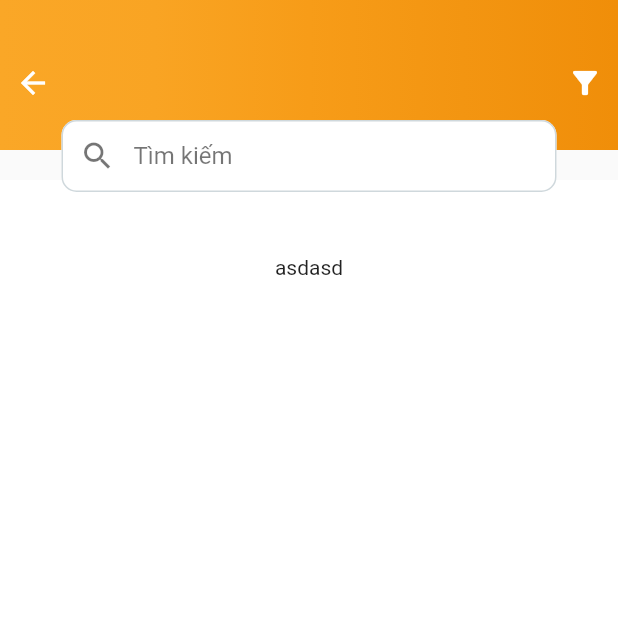
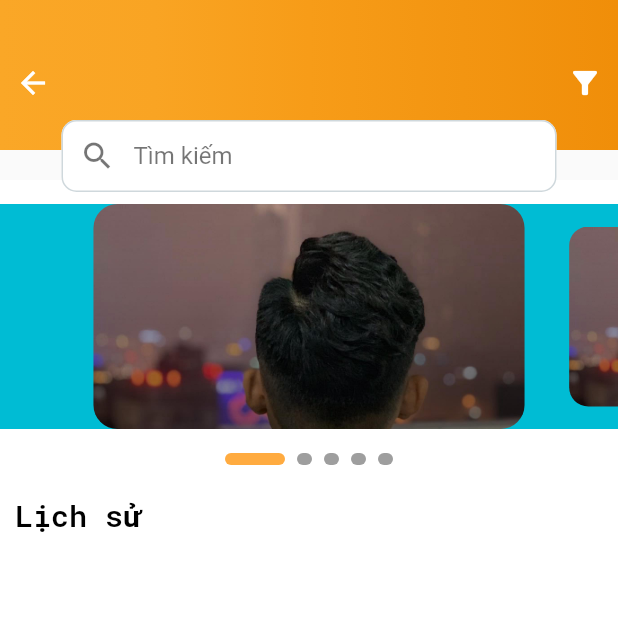
Before and after one commit to phat240301/SmartCanteen, a Flutter app: the screen it shows after launch, on a phone screen of 412 x 824 dp, the top half of it. Run offline on Flutter 3.47's test engine with Material 2 defaults, Android fonts, the light colour scheme and no system bars; our stand-ins replace carousel_slider, smooth_page_indicator.

Commit message:
update menu screen

```diff
--- a/lib/UI/MenuScreen.dart
+++ b/lib/UI/MenuScreen.dart
@@ -1,4 +1,8 @@
 import 'package:flutter/material.dart';
+import 'package:carousel_slider/carousel_slider.dart';
+import 'package:smart_canteen/plugin/appbanner.dart';
+import 'package:smart_canteen/plugin/indicator.dart';
+import 'package:smooth_page_indicator/smooth_page_indicator.dart';
 
 class MenuScreen extends StatefulWidget {
   const MenuScreen({Key? key}) : super(key: key);
@@ -7,11 +11,40 @@ class MenuScreen extends StatefulWidget {
   _MenuScreenState createState() => _MenuScreenState();
 }
 
+
 class _MenuScreenState extends State<MenuScreen> {
+  final urlImages = [
+    'images/user_test.jpg',
+    'images/user_test.jpg',
+    'images/user_test.jpg',
+    'images/user_test.jpg',
+    'images/user_test.jpg',
+  ];
+
+  int activeIndex = 5;
+
+  Widget buildIndicator() => AnimatedSmoothIndicator(
+  activeIndex: activeIndex,
+  count: urlImages.length,
+  effect: ExpandingDotsEffect(dotWidth: 15,activeDotColor: Colors.blue,));
+
+  Widget buildImage(String urlImage,int index) =>
+    Container(
+      color: Colors.blue,
+      child: ClipRRect(
+        borderRadius: BorderRadius.circular(15.0),
+        child: Image.asset(urlImage,fit: BoxFit.cover),
+      ),
+    );
+
+
+
   @override
   Widget build(BuildContext context) {
+    var _selectedIndex = 0;
     // TODO: implement build
     return Scaffold(
+
       body: Column(
           children: [
             Stack(
@@ -44,15 +77,84 @@ class _MenuScreenState extends State<MenuScreen> {
                 ),
                 Container(
                   margin: EdgeInsets.only(top: 120),
-                  padding: EdgeInsets.only(top: 50),
                   width: MediaQuery.of(context).size.width,
                   height: MediaQuery.of(context).size.height-120,
                   color: Colors.white,
                   child: Column(
                     children: [
-                      Text("asdasd"),
+                      Container(
+                        margin: const EdgeInsets.symmetric(
+                            vertical: 16.0),
+                        height: 150,
+                        width: MediaQuery.of(context).size.width,
+                        color: Colors.cyan,
+                        child: PageView.builder(
+                          physics: const BouncingScrollPhysics(
+                              parent: AlwaysScrollableScrollPhysics()),
+                              onPageChanged: (index) {
+                                setState(() {
+                                  _selectedIndex = index;
+                                });
+                          },
+                          controller:
+                          PageController(viewportFraction: 0.7),
+                          itemCount: appBannerList.length,
+                          itemBuilder: (context, index) {
+                            var banner = appBannerList[index];
+                            var _scale = _selectedIndex == index ? 1.0 : 0.8;
+                            return InkWell(
+                                child: TweenAnimationBuilder(
+                                  duration: const Duration(milliseconds: 350),
+                                  tween: Tween(begin: _scale, end: _scale),
+                                  curve: Curves.ease,
+                                  child: InkWell(
+                                    onTap: () { },
+                                    child: Container(
+                                      margin: const EdgeInsets.symmetric(
+                                          horizontal: 0.5),
+                                      decoration: BoxDecoration(
+                                        borderRadius:
+                                        BorderRadius.circular(
+                                            16.0),
+                                        image: DecorationImage(
+                                          image: AssetImage("images/user_test.jpg"),
+                                          fit: BoxFit.cover,
+                                        ),
+                                      ),
+                                    ),
+                                  ),
+                                  builder:(context, double value, child) {
+                                    return Transform.scale(
+                                        scale: value, child: child);
+                                  },
+                                ),
+                            );
+                          },
+                        ),
+                      ),
+                      Row(
+                        mainAxisAlignment: MainAxisAlignment.center,
+                        children: [
+                          ...List.generate(
+                              appBannerList.length,
+                                  (index) => Indicator(
+                                  isActive: _selectedIndex == index ? true : false))
+                        ],
+                      ),
+                      Align(
+                          alignment: Alignment.topLeft,
+                          child: Padding(
+                            padding: EdgeInsets.only(top: 20,left: 10,right: 10,bottom: 10),
+                            child: Text("Lịch sử",style: TextStyle(
+                                color: Colors.black,
+                                fontSize: 20,
+                                fontWeight: FontWeight.w600,
+                                fontFamily: 'RobotoMono'
+                            ),textAlign: TextAlign.start),
+                          )
+                      ),
                     ],
-                  ),
+                  )
                 ),
                 Positioned(
                   top: 80,
--- a/lib/plugin/appbanner.dart
+++ b/lib/plugin/appbanner.dart
@@ -7,9 +7,9 @@ class AppBanner{
 }
 
 List<AppBanner> appBannerList = [
-  AppBanner(1, 'Title', 'https://docs.google.com/uc?id=1A_UaeV6Dpy5DWDN-m1wRH5z-t4cU8hXq'),
-  AppBanner(2, 'Title', 'https://docs.google.com/uc?id=1A_UaeV6Dpy5DWDN-m1wRH5z-t4cU8hXq'),
-  AppBanner(3, 'Title', 'https://docs.google.com/uc?id=1A_UaeV6Dpy5DWDN-m1wRH5z-t4cU8hXq'),
-  AppBanner(4, 'Title', 'https://docs.google.com/uc?id=1A_UaeV6Dpy5DWDN-m1wRH5z-t4cU8hXq'),
-  AppBanner(5, 'Title', 'https://docs.google.com/uc?id=1A_UaeV6Dpy5DWDN-m1wRH5z-t4cU8hXq'),
+  AppBanner(1, 'Title', 'images/user_test.jpg'),
+  AppBanner(2, 'Title', 'images/user_test.jpg'),
+  AppBanner(3, 'Title', 'images/user_test.jpg'),
+  AppBanner(4, 'Title', 'images/user_test.jpg'),
+  AppBanner(5, 'Title', 'images/user_test.jpg'),
 ];
```
Also changed, not shown: pubspec.yaml (+25 -23 lines), pubspec.lock.
